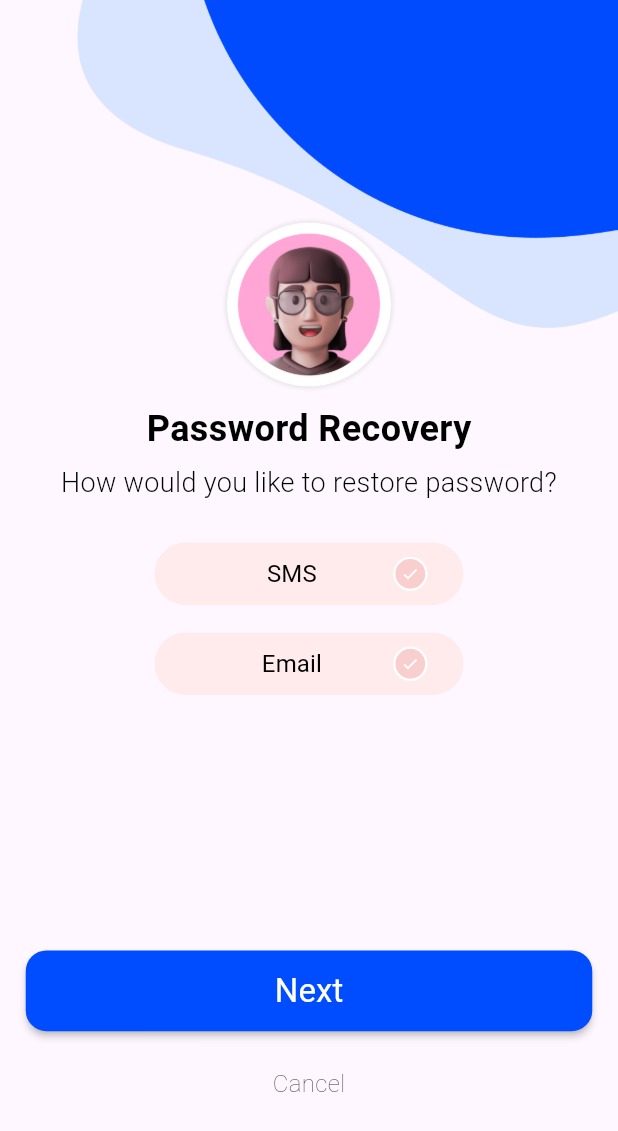
After one commit to NisargP943/shoppee-app, a Flutter app: the ForgotPasswordPage screen opened directly, on a phone screen of 412 x 824 dp. The commit adds this screen. Shown: the top 1131 px of the screen. Run offline on Flutter 3.47's test engine with Material 3 defaults, Android fonts, the phone set to English and light mode, and no system bars; our stand-ins replace dio, flutter_screenutil, fluttertoast, pinput, sqflite; accounts and stored records are empty.

Commit message:
[+]forgot password page added

```diff
--- a/lib/utils/colors.dart
+++ b/lib/utils/colors.dart
@@ -2,6 +2,9 @@ import 'package:flutter/material.dart';
 
 class AppColor {
   static Color primary = Color(0xff004CFF);
+  static Color smallBtnPrimary = Color(0xffE5EBFC);
+  static Color smallBtnSecondary = Color(0xffFFEBEB);
+  static Color checkBoxSecondary = Color(0xffF8CECE);
   static Color white = Colors.white;
   static Color black = Colors.black;
   static Color red = Colors.red;
--- /dev/null
+++ b/lib/view/auth/forgot_password/forgot_password_page.dart
@@ -0,0 +1,151 @@
+import 'package:flutter/material.dart';
+import 'package:flutter_screenutil/flutter_screenutil.dart';
+import 'package:shoppe/generated/assets.dart';
+import 'package:shoppe/utils/colors.dart';
+import 'package:shoppe/utils/textstyles.dart';
+import 'package:shoppe/widgets/app_button_widget.dart';
+import 'package:shoppe/widgets/app_text_widget.dart';
+import 'package:shoppe/widgets/small_button_widget.dart';
+
+///start region
+class ForgotPasswordPage extends StatefulWidget {
+  const ForgotPasswordPage({super.key});
+
+  @override
+  State<ForgotPasswordPage> createState() => _ForgotPasswordPageState();
+}
+
+class _ForgotPasswordPageState extends State<ForgotPasswordPage> {
+  int? index;
+  String smsText = "Enter 4-digits code we sent you on your phone number";
+  final unSelectedStyle = AppTextStyles.largeHeading.copyWith(
+    color: AppColor.black,
+    fontSize: 16.spMin,
+    fontWeight: FontWeight.w400,
+  );
+  final selectedStyle = AppTextStyles.largeHeading.copyWith(
+    color: AppColor.primary,
+    fontSize: 16.spMin,
+    fontWeight: FontWeight.bold,
+  );
+  @override
+  Widget build(BuildContext context) {
+    return Scaffold(
+      body: SingleChildScrollView(
+        child: Stack(
+          children: [
+            Image.asset(Assets.imagesForgotPassword),
+            StatefulBuilder(
+              builder: (context, setState) => Column(
+                children: [
+                  120.verticalSpace,
+                  Image.asset(Assets.imagesUser, height: 100.h),
+                  5.verticalSpace,
+                  headingWidget(),
+                  5.verticalSpace,
+                  subHeadingWidget(),
+                  20.verticalSpace,
+                  selectorWidget(),
+                  140.verticalSpace,
+                  appButtonWidget(),
+                  20.verticalSpace,
+                  cancelButtonWidget(),
+                ],
+              ),
+            ),
+          ],
+        ),
+      ),
+    );
+  }
+
+  AppTextWidget subHeadingWidget() {
+    return AppTextWidget(
+      align: TextAlign.center,
+      text: index == 0
+          ? smsText
+          : index == 1
+          ? "Password reset email has been sent on registered email"
+          : "How would you like to restore password?",
+      textStyle: AppTextStyles.btnMediumLightHeading.copyWith(
+        color: AppColor.black,
+        fontSize: 18.spMin,
+        fontWeight: FontWeight.w300,
+      ),
+    );
+  }
+
+  AppTextWidget headingWidget() {
+    return AppTextWidget(
+      text: "Password Recovery",
+      textStyle: AppTextStyles.largeHeading.copyWith(
+        color: AppColor.black,
+        fontSize: 24.spMin,
+        fontWeight: FontWeight.w600,
+      ),
+    );
+  }
+
+  Widget appButtonWidget() {
+    return Padding(
+      padding: const EdgeInsets.symmetric(horizontal: 15).r,
+      child: AppButtonWidget(text: "Next", onPressed: () {}),
+    );
+  }
+
+  Widget selectorWidget() {
+    return Column(
+      children: [
+        SmallButtonWidget(
+          icon: Icons.check,
+          checkColor: index == 0
+              ? AppColor.primary
+              : AppColor.checkBoxSecondary,
+          onPressed: () {
+            setState(() {
+              index = 0;
+            });
+          },
+          buttonText: "SMS",
+          btnColor: index == 0
+              ? AppColor.smallBtnPrimary
+              : AppColor.smallBtnSecondary,
+          style: index == 0 ? selectedStyle : unSelectedStyle,
+        ),
+        10.verticalSpace,
+        SmallButtonWidget(
+          icon: Icons.check,
+          checkColor: index == 1
+              ? AppColor.primary
+              : AppColor.checkBoxSecondary,
+          onPressed: () {
+            setState(() {
+              index = 1;
+            });
+          },
+          buttonText: "Email",
+          btnColor: index == 1
+              ? AppColor.smallBtnPrimary
+              : AppColor.smallBtnSecondary,
+          style: index == 1 ? selectedStyle : unSelectedStyle,
+        ),
+      ],
+    );
+  }
+
+  Widget cancelButtonWidget() {
+    return Center(
+      child: GestureDetector(
+        onTap: () {},
+        child: AppTextWidget(
+          text: "Cancel",
+          textStyle: AppTextStyles.mediumLightHeading.copyWith(
+            fontSize: 16.spMin,
+          ),
+        ),
+      ),
+    );
+  }
+}
+
+///end region
--- a/lib/view/auth/password/password_page.dart
+++ b/lib/view/auth/password/password_page.dart
@@ -6,6 +6,7 @@ import 'package:provider/provider.dart';
 import 'package:shoppe/generated/assets.dart';
 import 'package:shoppe/utils/colors.dart';
 import 'package:shoppe/utils/textstyles.dart';
+import 'package:shoppe/view/auth/forgot_password/forgot_password_page.dart';
 import 'package:shoppe/view/auth/provider/auth_provider.dart';
 import 'package:shoppe/widgets/app_text_widget.dart';
 
@@ -68,7 +69,16 @@ class _PasswordPageState extends State<PasswordPage> {
                   15.verticalSpace,
                   passwordFieldWidget(),
                   10.verticalSpace,
-                  AppTextWidget(text: "Forgot your password ?"),
+                  GestureDetector(
+                    onTap: () {
+                      Navigator.of(context).push(
+                        MaterialPageRoute(
+                          builder: (context) => ForgotPasswordPage(),
+                        ),
+                      );
+                    },
+                    child: AppTextWidget(text: "Forgot your password ?"),
+                  ),
                   30.verticalSpace,
                 ],
               ),
--- /dev/null
+++ b/lib/widgets/small_button_widget.dart
@@ -0,0 +1,52 @@
+import 'package:flutter/material.dart';
+import 'package:flutter_screenutil/flutter_screenutil.dart';
+import 'package:shoppe/utils/colors.dart';
+
+class SmallButtonWidget extends StatelessWidget {
+  const SmallButtonWidget({
+    super.key,
+    required this.buttonText,
+    this.onPressed,
+    required this.btnColor,
+    required this.style,
+    required this.checkColor,
+    this.icon,
+  });
+  final String buttonText;
+  final IconData? icon;
+  final TextStyle style;
+  final void Function()? onPressed;
+  final Color checkColor;
+  final Color btnColor;
+  @override
+  Widget build(BuildContext context) {
+    return ElevatedButton(
+      onPressed: onPressed,
+      child: Row(
+        children: [
+          Spacer(),
+          Text(buttonText, style: style),
+          Spacer(),
+          Container(
+            height: 20.r,
+            width: 20.r,
+            decoration: BoxDecoration(
+              border: Border.all(color: AppColor.white, width: 1.5),
+              color: checkColor,
+              shape: BoxShape.circle,
+            ),
+            child: Icon(icon ?? null, color: AppColor.white, size: 12),
+          ),
+        ],
+      ),
+      style: ElevatedButton.styleFrom(
+        elevation: 0,
+        fixedSize: Size(0.5.sw, 35.h),
+        shape: RoundedRectangleBorder(
+          borderRadius: BorderRadius.circular(25).r,
+        ),
+        backgroundColor: btnColor,
+      ),
+    );
+  }
+}
```
Also changed, not shown: assets/images/forgotPassword.png (added), lib/generated/assets.dart.
